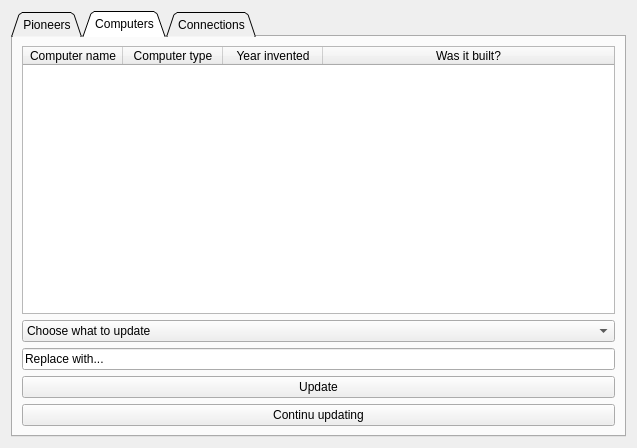
VLN1-15-30/fall-project, file hoopergui/update_widget.ui: the form before one commit.
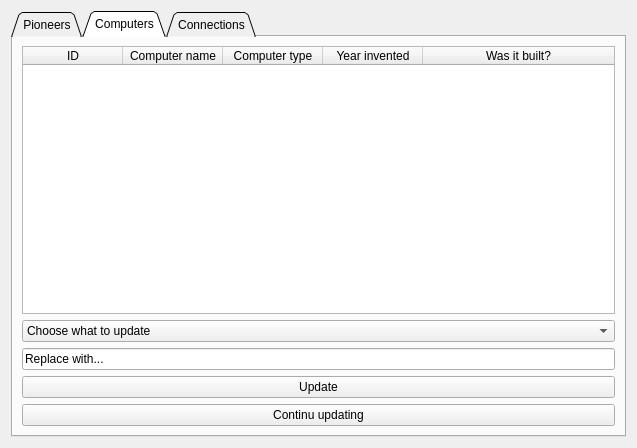
The form after the commit. The open tabs and pages were chosen to show the change.

The edit to the form file:
```diff
--- a/hoopergui/update_widget.ui
+++ b/hoopergui/update_widget.ui
@@ -151,6 +151,11 @@
          <attribute name="verticalHeaderStretchLastSection">
           <bool>true</bool>
          </attribute>
+         <column>
+          <property name="text">
+           <string>ID</string>
+          </property>
+         </column>
          <column>
           <property name="text">
            <string>Computer name</string>
```
Left out of the diff: 2 changed lines with no effect on the pictures.
